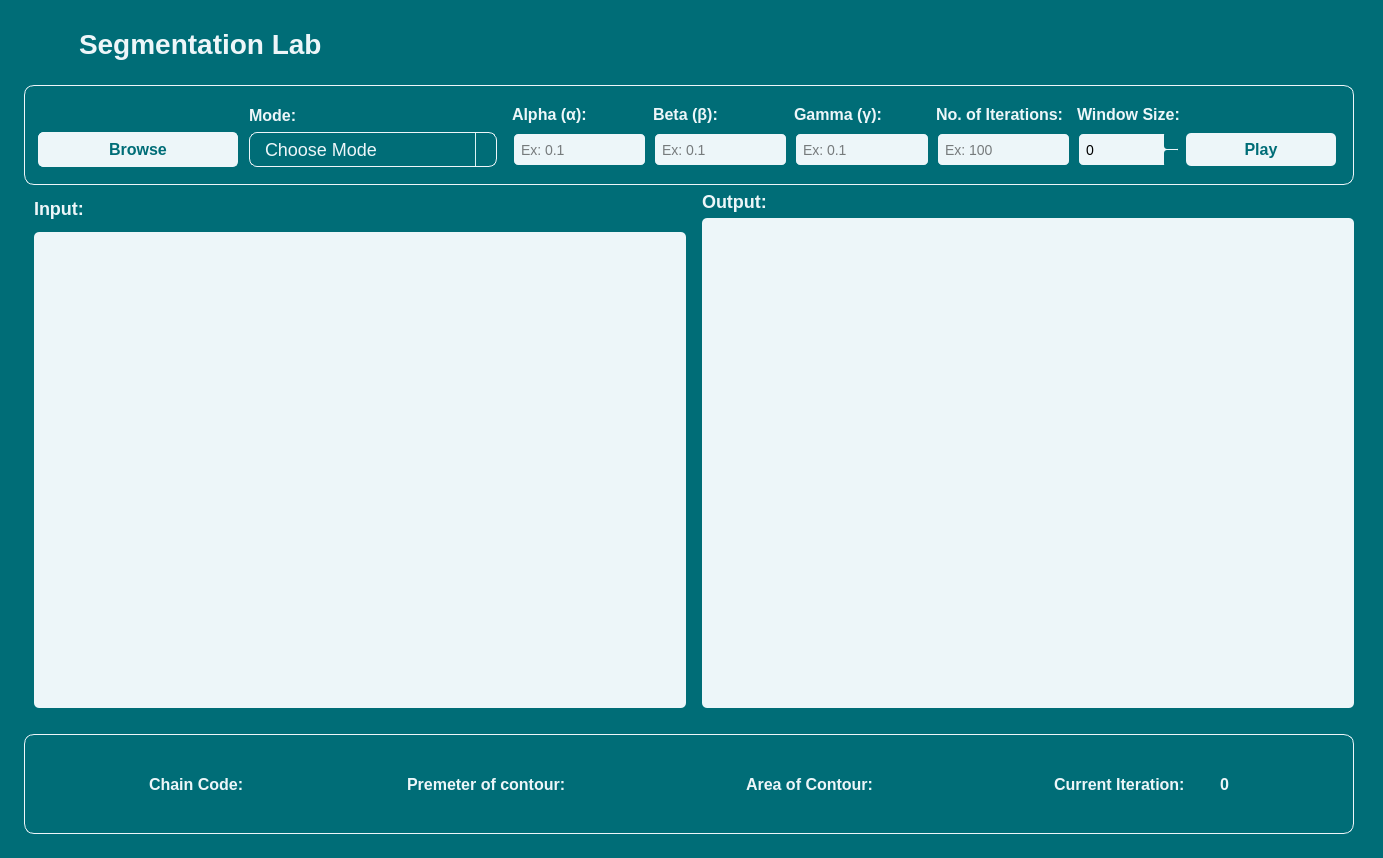
This is main.ui in VisionCode-Toolkit/segmentation-lab as Qt 5 draws it before an edit. The edited form follows.
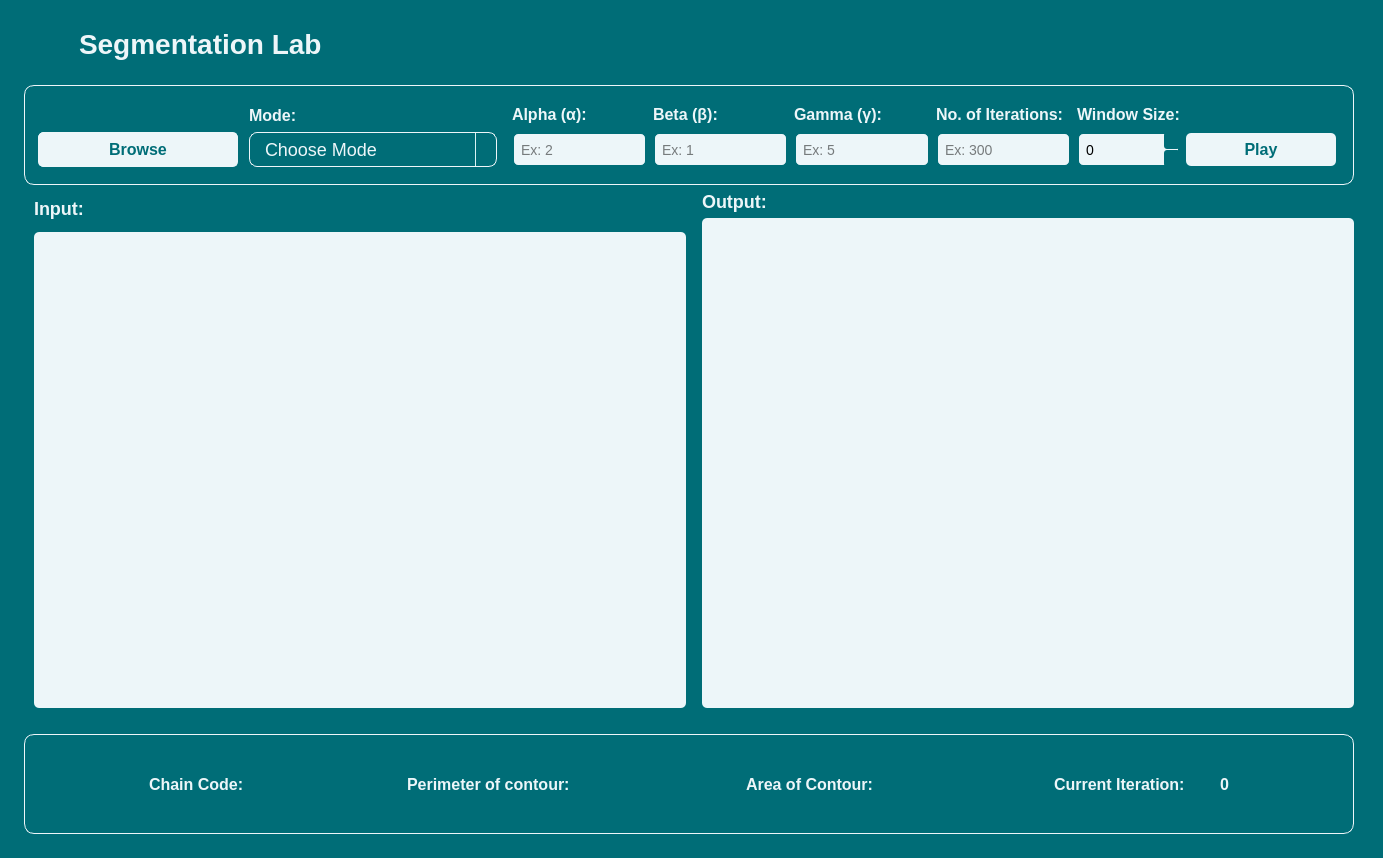
This is the edited form. Icons and pictures are not drawn.

The edit to the form file:
```diff
--- a/main.ui
+++ b/main.ui
@@ -1205,7 +1205,7 @@
 </string>
                    </property>
                    <property name="placeholderText">
-                    <string>Ex: 0.1</string>
+                    <string>Ex: 2</string>
                    </property>
                   </widget>
                  </item>
@@ -1257,7 +1257,7 @@
 </string>
                    </property>
                    <property name="placeholderText">
-                    <string>Ex: 0.1</string>
+                    <string>Ex: 1</string>
                    </property>
                   </widget>
                  </item>
@@ -1303,7 +1303,7 @@
 </string>
                    </property>
                    <property name="placeholderText">
-                    <string>Ex: 0.1</string>
+                    <string>Ex: 5</string>
                    </property>
                   </widget>
                  </item>
@@ -1349,7 +1349,7 @@
 </string>
                    </property>
                    <property name="placeholderText">
-                    <string>Ex: 100</string>
+                    <string>Ex: 300</string>
                    </property>
                   </widget>
                  </item>
@@ -1729,7 +1729,7 @@
 border: None;</string>
              </property>
              <property name="text">
-              <string>Premeter of contour:</string>
+              <string>Perimeter of contour:</string>
              </property>
             </widget>
            </item>
```
Left out of the diff: 3 changed lines with no effect on the pictures.
